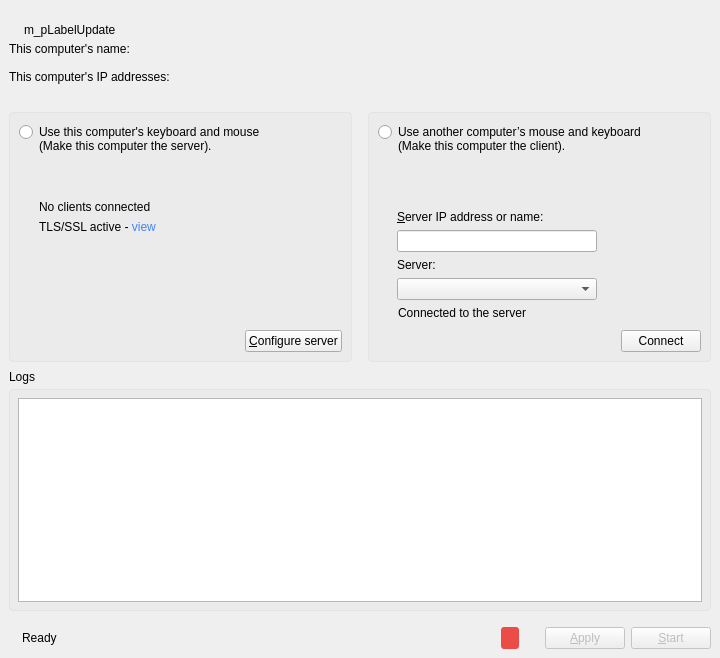
The window that src/gui/src/MainWindowBase.ui (deskflow/deskflow) describes before a commit, drawn with Qt 5.
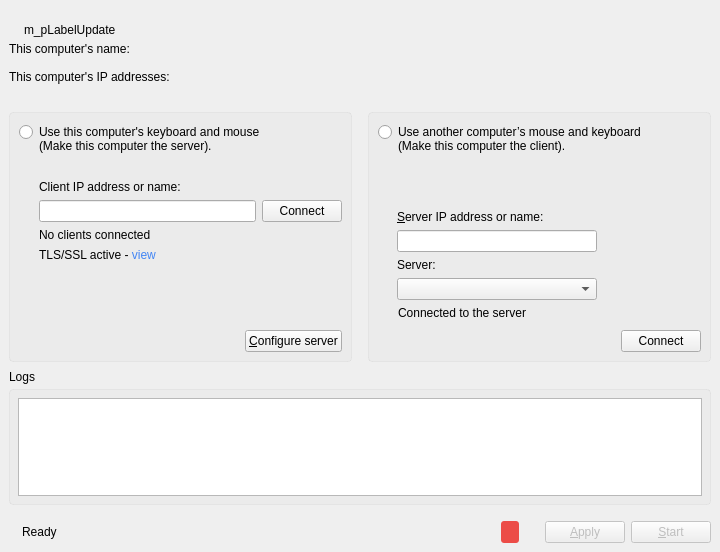
The same window after the commit. Icons and pictures are not drawn. Custom widgets are drawn as their Qt base class.

What changed in the file:
```diff
--- a/src/gui/src/MainWindowBase.ui
+++ b/src/gui/src/MainWindowBase.ui
@@ -7,7 +7,7 @@
     <x>0</x>
     <y>0</y>
     <width>720</width>
-    <height>658</height>
+    <height>552</height>
    </rect>
   </property>
   <property name="sizePolicy">
@@ -244,11 +244,41 @@
             <property name="sizeHint" stdset="0">
              <size>
               <width>20</width>
-              <height>40</height>
+              <height>20</height>
              </size>
             </property>
            </spacer>
           </item>
+          <item>
+           <widget class="QLabel" name="m_pLabelClientIp">
+            <property name="text">
+             <string>Client IP address or name:</string>
+            </property>
+            <property name="indent">
+             <number>20</number>
+            </property>
+           </widget>
+          </item>
+          <item>
+           <layout class="QHBoxLayout" name="horizontalLayout_3">
+            <property name="leftMargin">
+             <number>20</number>
+            </property>
+            <property name="topMargin">
+             <number>0</number>
+            </property>
+            <item>
+             <widget class="QLineEdit" name="m_pLineEditClienIp"/>
+            </item>
+            <item>
+             <widget class="QPushButton" name="m_pButtonConnectToClient">
+              <property name="text">
+               <string>Connect</string>
+              </property>
+             </widget>
+            </item>
+           </layout>
+          </item>
           <item>
            <widget class="synergy_widgets::ServerStateLabel" name="m_pLabelServerState">
             <property name="text">
@@ -685,7 +715,6 @@
          <font>
           <family>Arial</family>
           <pointsize>-1</pointsize>
-          <weight>87</weight>
           <bold>true</bold>
          </font>
         </property>
```
